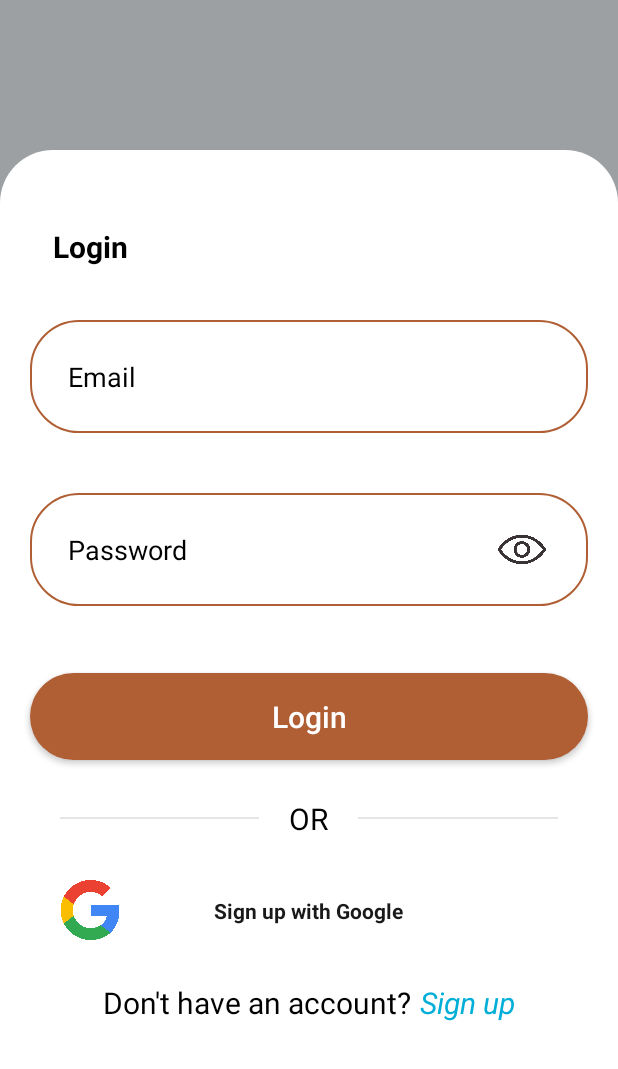
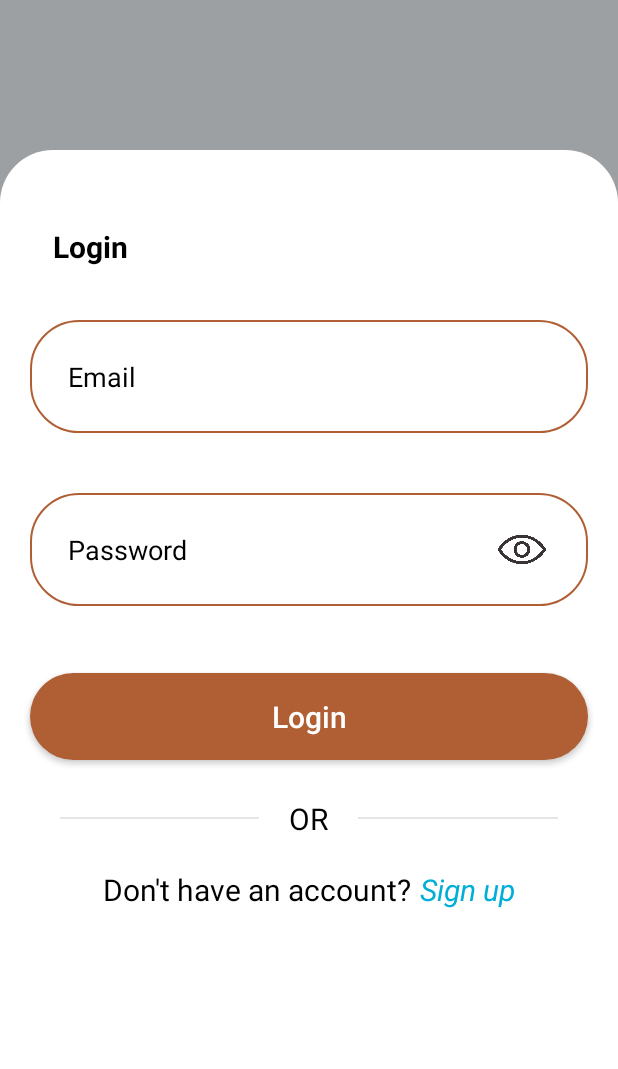
Before and after one commit to MUBIUS/House-Rental-App, an Android app: the screen it shows after launch (LoginActivity), on a phone screen of 412 x 824 dp, the part 167-1236 px from its top. Run offline under Robolectric (Android 15) with nearby library versions, the phone set to English and light mode, and no system bars; our stand-ins replace Firebase (no records; nobody signed in at launch, a user with empty details on screens opened directly); 2 statements that could not run were skipped.

Commit message:
Update activity_login.xml

```diff
--- a/app/src/main/res/layout/activity_login.xml
+++ b/app/src/main/res/layout/activity_login.xml
@@ -154,31 +154,6 @@
 
                 </RelativeLayout>
 
-                <RelativeLayout
-                    android:id="@+id/signInWithGoogle"
-                    android:layout_width="match_parent"
-                    android:layout_height="55dp"
-                    android:layout_marginTop="20dp"
-                    android:layout_marginEnd="20dp"
-                    android:layout_marginStart="20dp">
-
-                    <ImageView
-                        android:layout_width="40dp"
-                        android:layout_height="40dp"
-                        android:layout_centerVertical="true"
-                        android:src="@drawable/google_icon"
-                        android:layout_marginStart="20dp"
-                        android:adjustViewBounds="true"/>
-
-                    <TextView
-                        android:layout_width="wrap_content"
-                        android:layout_height="wrap_content"
-                        android:layout_centerInParent="true"
-                        android:text="Sign up with Google"
-                        android:textColor="#E6000000"
-                        android:textStyle="bold" />
-
-                </RelativeLayout>
 
                 <LinearLayout
                     android:layout_width="wrap_content"
```
